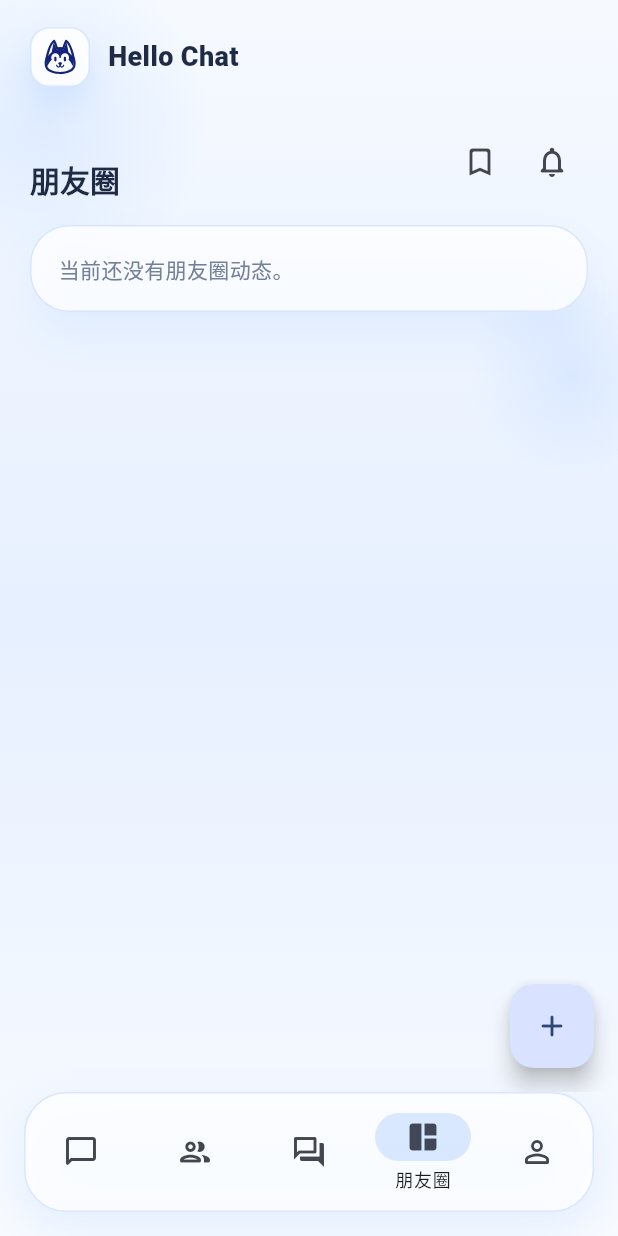
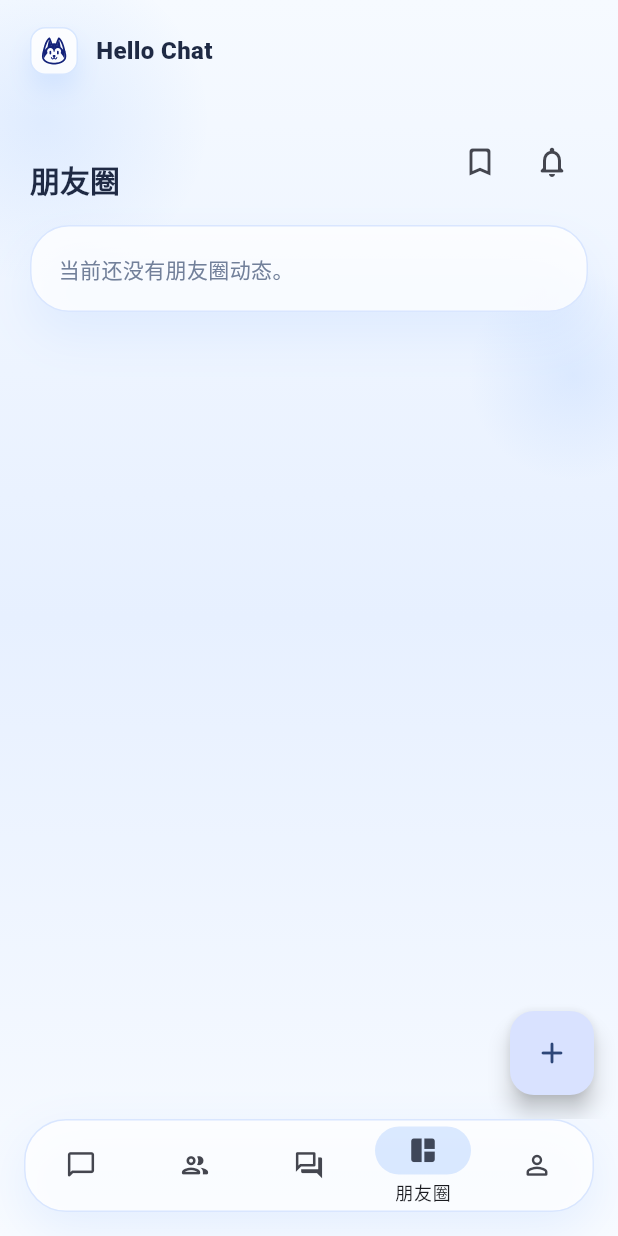
Before and after one commit to oraclehshine/hello_chat, a Flutter app: the AppShell screen opened directly with empty values, item 4 of the bottom bar chosen, on a phone screen of 412 x 824 dp. Run offline on Flutter 3.47's test engine with Material 3 defaults, Android fonts, the phone set to English and light mode, and no system bars; our stand-ins replace dio, file_picker, flutter_svg, permission_handler, shared_preferences; accounts and stored records are empty; network calls fail; Roboto replaces fonts that are missing (Segoe UI).

Commit message:
feat(mobile): polish UI and add avatar upload with permissions

```diff
--- a/mobile/app/lib/app/shell/app_shell.dart
+++ b/mobile/app/lib/app/shell/app_shell.dart
@@ -29,9 +29,9 @@ class _AppShellState extends State<AppShell> {
   }
 
   void _openChat(ChatSummary chat) {
-    Navigator.of(context).push(
-      MaterialPageRoute<void>(builder: (_) => ChatDetailPage(chat: chat)),
-    );
+    Navigator.of(
+      context,
+    ).push(MaterialPageRoute<void>(builder: (_) => ChatDetailPage(chat: chat)));
   }
 
   @override
@@ -88,12 +88,12 @@ class _AppShellState extends State<AppShell> {
                 child: IgnorePointer(
                   child: Row(
                     children: [
-                      BrandMark(size: 40),
+                      BrandMark(size: 32),
                       SizedBox(width: 12),
                       Text(
                         'Hello Chat',
                         style: TextStyle(
-                          fontSize: 18,
+                          fontSize: 16,
                           fontWeight: FontWeight.w800,
                           color: AppTheme.textPrimary,
                         ),
@@ -123,38 +123,40 @@ class _AppShellState extends State<AppShell> {
           ),
           child: NavigationBar(
             selectedIndex: _currentIndex,
+            height: 62,
             backgroundColor: Colors.transparent,
             surfaceTintColor: Colors.transparent,
             indicatorColor: AppTheme.primaryBlue.withValues(alpha: 0.16),
             labelBehavior: NavigationDestinationLabelBehavior.onlyShowSelected,
             destinations: const [
               NavigationDestination(
-                icon: Icon(Icons.chat_bubble_outline_rounded),
-                selectedIcon: Icon(Icons.chat_bubble_rounded),
+                icon: Icon(Icons.chat_bubble_outline_rounded, size: 21),
+                selectedIcon: Icon(Icons.chat_bubble_rounded, size: 21),
                 label: '消息',
               ),
               NavigationDestination(
-                icon: Icon(Icons.people_outline_rounded),
-                selectedIcon: Icon(Icons.people_rounded),
+                icon: Icon(Icons.people_outline_rounded, size: 21),
+                selectedIcon: Icon(Icons.people_rounded, size: 21),
                 label: '好友',
               ),
               NavigationDestination(
-                icon: Icon(Icons.forum_outlined),
-                selectedIcon: Icon(Icons.forum_rounded),
+                icon: Icon(Icons.forum_outlined, size: 21),
+                selectedIcon: Icon(Icons.forum_rounded, size: 21),
                 label: '群聊',
               ),
               NavigationDestination(
-                icon: Icon(Icons.auto_awesome_mosaic_outlined),
-                selectedIcon: Icon(Icons.auto_awesome_mosaic_rounded),
+                icon: Icon(Icons.auto_awesome_mosaic_outlined, size: 21),
+                selectedIcon: Icon(Icons.auto_awesome_mosaic_rounded, size: 21),
                 label: '朋友圈',
               ),
               NavigationDestination(
-                icon: Icon(Icons.person_outline_rounded),
-                selectedIcon: Icon(Icons.person_rounded),
+                icon: Icon(Icons.person_outline_rounded, size: 21),
+                selectedIcon: Icon(Icons.person_rounded, size: 21),
                 label: '我的',
               ),
             ],
-            onDestinationSelected: (index) => setState(() => _currentIndex = index),
+            onDestinationSelected: (index) =>
+                setState(() => _currentIndex = index),
           ),
         ),
       ),
--- a/mobile/app/lib/features/moments/presentation/moments_page.dart
+++ b/mobile/app/lib/features/moments/presentation/moments_page.dart
@@ -248,8 +248,8 @@ class _MomentsPageState extends State<MomentsPage> {
                                         borderRadius: BorderRadius.circular(12),
                                         child: Image.network(
                                           resolveAssetUrl(m.fileUrl),
-                                          width: 90,
-                                          height: 90,
+                                          width: 128,
+                                          height: 128,
                                           fit: BoxFit.cover,
                                         ),
                                       ),
@@ -335,7 +335,7 @@ class _MomentsPageState extends State<MomentsPage> {
                   child: ListView.separated(
                     shrinkWrap: true,
                     itemCount: comments.length,
-                    separatorBuilder: (_, index) => const Divider(height: 14),
+                    separatorBuilder: (context, _) => const Divider(height: 14),
                     itemBuilder: (context, index) {
                       final c = comments[index];
                       return Text('${c.userNickname}: ${c.content}');
@@ -576,7 +576,7 @@ class _MomentsPageState extends State<MomentsPage> {
                         child: ListView.separated(
                           shrinkWrap: true,
                           itemCount: items.length + 1,
-                          separatorBuilder: (_, index) =>
+                          separatorBuilder: (context, _) =>
                               const Divider(height: 16),
                           itemBuilder: (context, index) {
                             if (index == items.length) {
@@ -731,7 +731,7 @@ class _MomentsPageState extends State<MomentsPage> {
                         child: ListView.separated(
                           shrinkWrap: true,
                           itemCount: items.length + 1,
-                          separatorBuilder: (_, index) =>
+                          separatorBuilder: (context, _) =>
                               const Divider(height: 16),
                           itemBuilder: (context, index) {
                             if (index == items.length) {
--- a/mobile/app/pubspec.yaml
+++ b/mobile/app/pubspec.yaml
@@ -16,7 +16,7 @@ publish_to: 'none' # Remove this line if you wish to publish to pub.dev
 # https://developer.apple.com/library/archive/documentation/General/Reference/InfoPlistKeyReference/Articles/CoreFoundationKeys.html
 # In Windows, build-name is used as the major, minor, and patch parts
 # of the product and file versions while build-number is used as the build suffix.
-version: 1.0.0+1
+version: 1.0.1+2
 
 environment:
   sdk: ^3.11.5
@@ -37,6 +37,7 @@ dependencies:
   dio: ^5.9.0
   file_picker: ^10.3.2
   flutter_svg: ^2.2.0
+  permission_handler: ^11.4.0
   shared_preferences: ^2.5.3
   url_launcher: ^6.3.2
 
```
Also changed, not shown: mobile/app/lib/features/auth/presentation/auth_page.dart (+3 -4 lines), mobile/app/lib/features/groups/presentation/groups_page.dart (+25 -34 lines), mobile/app/lib/features/profile/presentation/profile_page.dart (+120 -4 lines), mobile/app/lib/shared/widgets/app_avatar.dart (+16 -6 lines), mobile/app/pubspec.lock, 2 other files.
